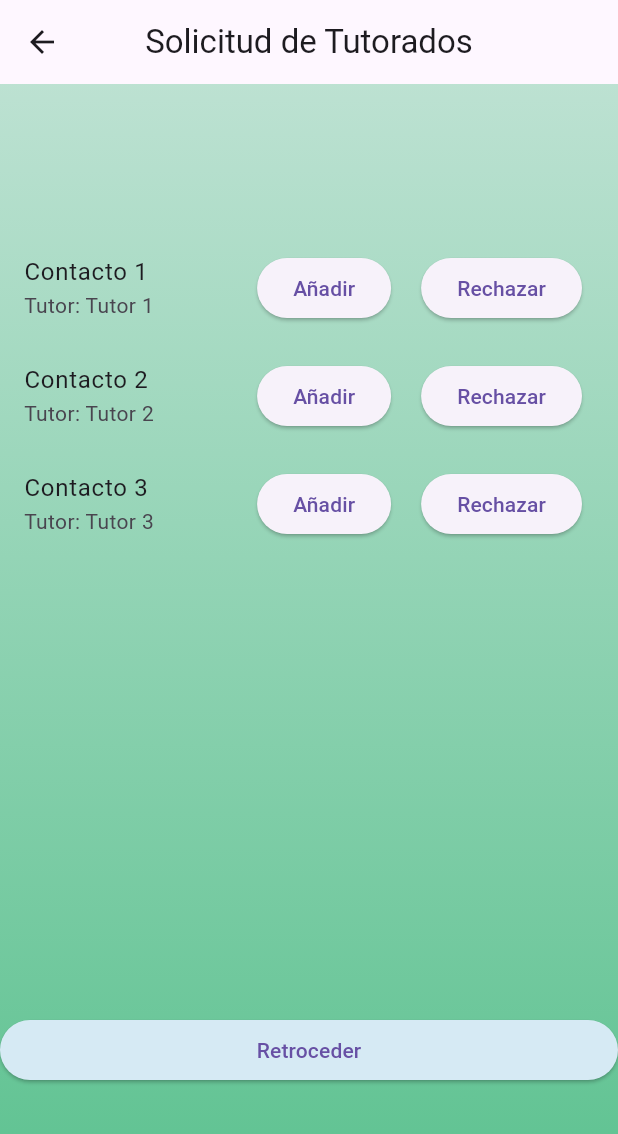
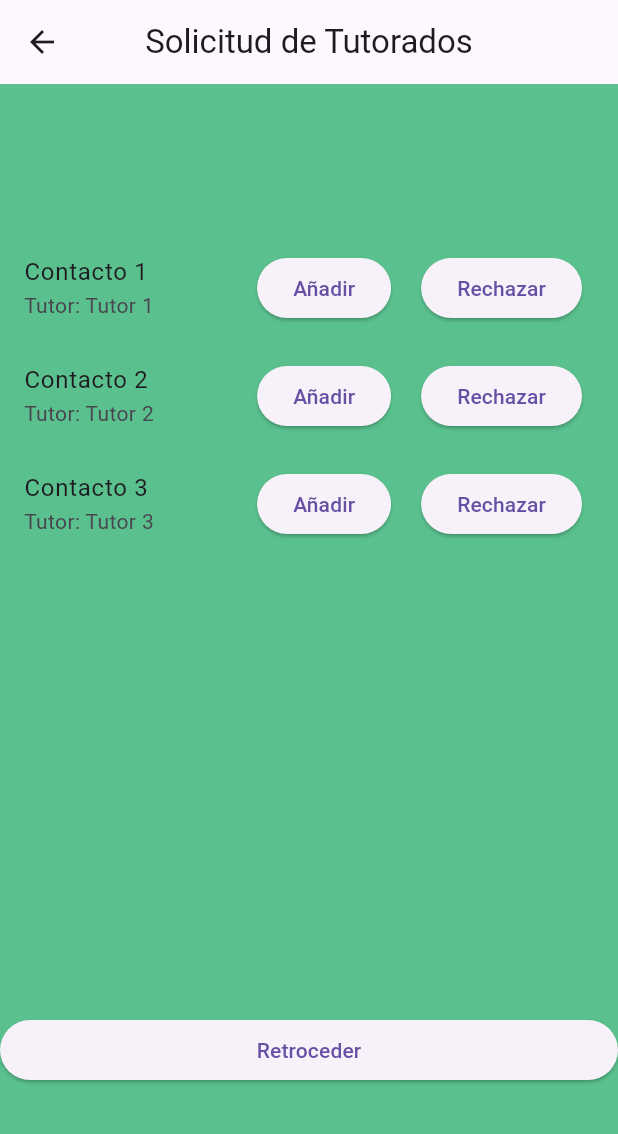
Before and after one commit to Dafaild25/ProyectoSexto, a Flutter app: the Tutorados screen opened directly, on a phone screen of 412 x 824 dp. Shown: the top 1134 px of the screen. Run offline on Flutter 3.47's test engine with Material 3 defaults, Android fonts, the phone set to English and light mode, and no system bars.

Commit message:
Actualizado5

```diff
--- a/lib/tutorados.dart
+++ b/lib/tutorados.dart
@@ -1,6 +1,6 @@
 import 'package:flutter/material.dart';
 import 'package:flutter/services.dart';
-import 'package:flutter_01/creacion.dart';
+import 'package:flutter_01/principal.dart';
 
 class Tutorados extends StatefulWidget {
   Tutorados({Key? key}) : super(key: key);
@@ -27,22 +27,8 @@ class _TutoradosState extends State<Tutorados> {
       body: Stack(
         children: <Widget>[
           Container(
-            height: double.infinity,
-            width: double.infinity,
-            decoration: BoxDecoration(
-              gradient: LinearGradient(
-                begin: Alignment.topCenter,
-                end: Alignment.bottomCenter,
-                colors: [
-                  Color(0x665ac18e),
-                  Color(0x995ac18e),
-                  Color(0xcc5ac18e),
-                  Color(0xff5ac18e),
-                ],
-              ),
-            ),
-          ),
-          Padding(
+            color: Color(0xff5ac18e),
+            child: Padding(
               padding: EdgeInsets.symmetric(vertical: 100),
               child: Column(
                 crossAxisAlignment: CrossAxisAlignment.stretch,
@@ -93,9 +79,7 @@ class _TutoradosState extends State<Tutorados> {
                         child: Column(
                           crossAxisAlignment: CrossAxisAlignment.start,
                           children: [
-                          Text('Información del Tutor',
-                              style: TextStyle(
-                                  fontSize: 16.0, fontWeight: FontWeight.bold)),
+                            Text('Información del Tutor', style: TextStyle(fontSize: 16.0, fontWeight: FontWeight.bold)),
                             SizedBox(height: 8),
                             Text('Nombre: ${selectedContact!.tutor}'),
                             SizedBox(height: 8),
@@ -110,16 +94,17 @@ class _TutoradosState extends State<Tutorados> {
                       Navigator.push(
                         context,
                         MaterialPageRoute(
-                        builder: (context) => creacion(),
+                          builder: (context) => principal(),
                         ),
                       );
                     },
                     child: Text('Retroceder'),
                     style: ElevatedButton.styleFrom(
-                    primary: const Color.fromARGB(255, 214, 234, 244),
+                      //primary: const Color.fromARGB(255, 214, 234, 244),
                     ),
                   ),
                 ],
+              ),
             ),
           ),
         ],
```
Lines whose indentation alone changed are shown as unchanged.
